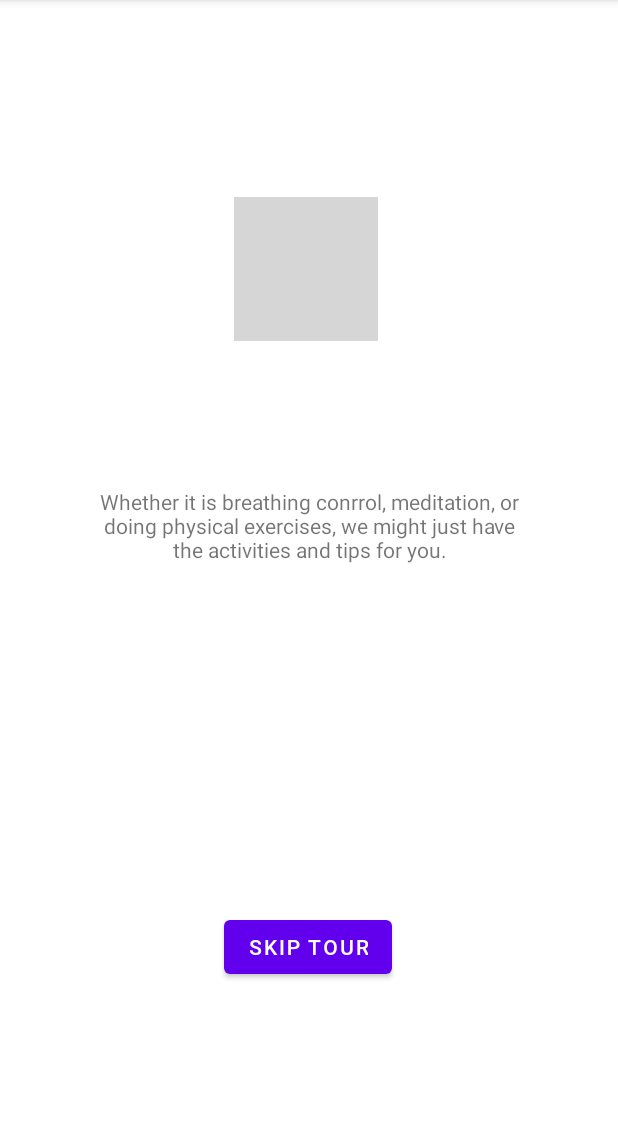
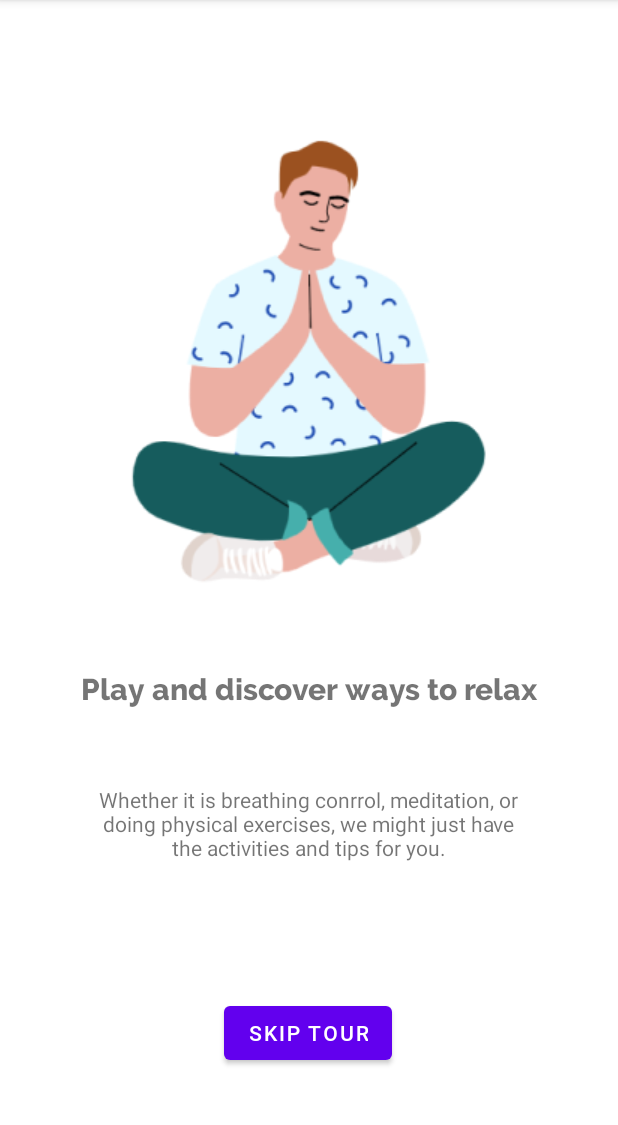
Before and after one commit to SelinaYuTong/MindCare, an Android app: the IntroActivity screen opened directly, with no data from a screen before it, on a phone screen of 412 x 824 dp, the part 84-1209 px from its top. Run offline under Robolectric (Android 15) with nearby library versions, the phone set to English and light mode, and no system bars; grey boxes are pictures that could not be loaded.

Commit message:
Update Intro Page activity and refactored textfield, button and image viewer names.

```diff
--- a/app/src/main/res/layout/activity_intro.xml
+++ b/app/src/main/res/layout/activity_intro.xml
@@ -7,7 +7,7 @@
     tools:context=".IntroActivity">
 
     <ImageView
-        android:id="@+id/imageView3"
+        android:id="@+id/sitting_floor_image"
         android:layout_width="wrap_content"
         android:layout_height="wrap_content"
         app:layout_constraintBottom_toBottomOf="parent"
@@ -15,11 +15,11 @@
         app:layout_constraintHorizontal_bias="0.494"
         app:layout_constraintStart_toStartOf="parent"
         app:layout_constraintTop_toTopOf="parent"
-        app:layout_constraintVertical_bias="0.195"
-        app:srcCompat="@drawable/Sitting_at_home" />
+        app:layout_constraintVertical_bias="0.191"
+        app:srcCompat="@drawable/sitting_on_floor" />
 
     <Button
-        android:id="@+id/button"
+        android:id="@+id/skiptour_btn"
         android:layout_width="wrap_content"
         android:layout_height="wrap_content"
         android:fontFamily="@font/roboto_medium"
@@ -29,11 +29,10 @@
         app:layout_constraintEnd_toEndOf="parent"
         app:layout_constraintHorizontal_bias="0.498"
         app:layout_constraintStart_toStartOf="parent"
-        app:layout_constraintTop_toBottomOf="@+id/imageView3"
-        app:layout_constraintVertical_bias="0.771" />
+        app:layout_constraintTop_toBottomOf="@+id/intro1_description" />
 
     <TextView
-        android:id="@+id/textView3"
+        android:id="@+id/intro1_description"
         android:layout_width="296dp"
         android:layout_height="86dp"
         android:contentDescription="Whether it is breathing conrrol, meditation, or doing physical exercises, we might just have the activities and tips for you."
@@ -41,8 +40,21 @@
         android:textAlignment="center"
         app:layout_constraintBottom_toBottomOf="parent"
         app:layout_constraintEnd_toEndOf="parent"
-        app:layout_constraintHorizontal_bias="0.498"
+        app:layout_constraintHorizontal_bias="0.495"
         app:layout_constraintStart_toStartOf="parent"
-        app:layout_constraintTop_toBottomOf="@+id/imageView3"
-        app:layout_constraintVertical_bias="0.214" />
+        app:layout_constraintTop_toBottomOf="@+id/sitting_floor_image"
+        app:layout_constraintVertical_bias="0.447" />
+
+    <TextView
+        android:id="@+id/main_description_intro1"
+        android:layout_width="wrap_content"
+        android:layout_height="wrap_content"
+        android:contentDescription="Intro 1 description, play and discover"
+        android:fontFamily="@font/raleway_extrabold"
+        android:text="Play and discover ways to relax"
+        android:textSize="20sp"
+        app:layout_constraintBottom_toTopOf="@+id/intro1_description"
+        app:layout_constraintEnd_toEndOf="parent"
+        app:layout_constraintStart_toStartOf="parent"
+        app:layout_constraintTop_toBottomOf="@+id/sitting_floor_image" />
 </androidx.constraintlayout.widget.ConstraintLayout>
```
Also changed, not shown: app/src/main/res/drawable/sitting_on_floor.png (renamed from app/src/main/res/drawable/sitting_at_home.png).
